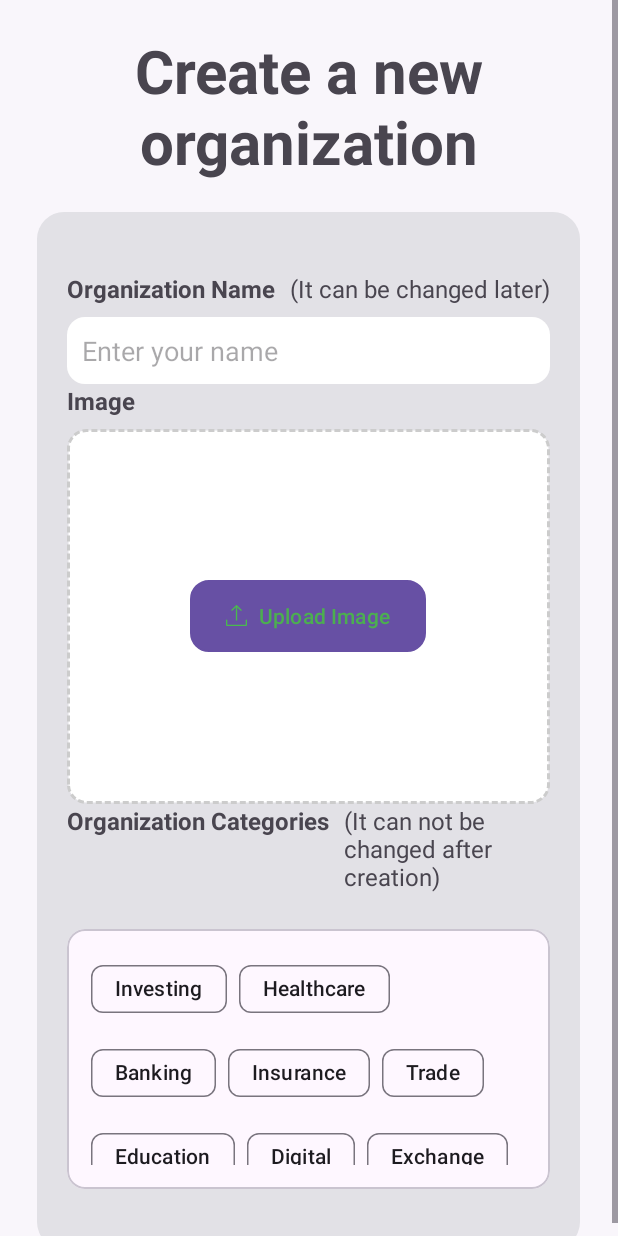
After one commit to quangthangit/Avoca-app, an Android app: the fragment CreateCommunitiesFragment shown on its own in the app's theme, on a phone screen of 412 x 824 dp. The commit adds this screen. Run offline under Robolectric (Android 15) with nearby library versions, the phone set to English and light mode, and no system bars.

Commit message:
CreateCommunitiesFragment

```diff
--- /dev/null
+++ b/app/src/main/java/com/example/avoca_app/fragment/CreateCommunitiesFragment.kt
@@ -0,0 +1,60 @@
+package com.example.avoca_app.fragment
+
+import android.os.Bundle
+import androidx.fragment.app.Fragment
+import android.view.LayoutInflater
+import android.view.View
+import android.view.ViewGroup
+import com.example.avoca_app.R
+
+// TODO: Rename parameter arguments, choose names that match
+// the fragment initialization parameters, e.g. ARG_ITEM_NUMBER
+private const val ARG_PARAM1 = "param1"
+private const val ARG_PARAM2 = "param2"
+
+/**
+ * A simple [Fragment] subclass.
+ * Use the [CreateCommunitiesFragment.newInstance] factory method to
+ * create an instance of this fragment.
+ */
+class CreateCommunitiesFragment : Fragment() {
+    // TODO: Rename and change types of parameters
+    private var param1: String? = null
+    private var param2: String? = null
+
+    override fun onCreate(savedInstanceState: Bundle?) {
+        super.onCreate(savedInstanceState)
+        arguments?.let {
+            param1 = it.getString(ARG_PARAM1)
+            param2 = it.getString(ARG_PARAM2)
+        }
+    }
+
+    override fun onCreateView(
+        inflater: LayoutInflater, container: ViewGroup?,
+        savedInstanceState: Bundle?
+    ): View? {
+        // Inflate the layout for this fragment
+        return inflater.inflate(R.layout.fragment_create_communities, container, false)
+    }
+
+    companion object {
+        /**
+         * Use this factory method to create a new instance of
+         * this fragment using the provided parameters.
+         *
+         * @param param1 Parameter 1.
+         * @param param2 Parameter 2.
+         * @return A new instance of fragment CreateCommunitiesFragment.
+         */
+        // TODO: Rename and change types and number of parameters
+        @JvmStatic
+        fun newInstance(param1: String, param2: String) =
+            CreateCommunitiesFragment().apply {
+                arguments = Bundle().apply {
+                    putString(ARG_PARAM1, param1)
+                    putString(ARG_PARAM2, param2)
+                }
+            }
+    }
+}
--- /dev/null
+++ b/app/src/main/res/drawable/box_background.xml
@@ -0,0 +1,9 @@
+<?xml version="1.0" encoding="utf-8"?>
+<shape xmlns:android="http://schemas.android.com/apk/res/android" android:shape="rectangle">
+    <solid android:color="#e2e1e6"></solid>
+    <corners android:radius="18dp"></corners>
+    <padding android:left="20dp"></padding>
+    <padding android:right="20dp"></padding>
+    <padding android:top="40dp"></padding>
+    <padding android:bottom="40dp"></padding>
+</shape>
--- /dev/null
+++ b/app/src/main/res/drawable/customize_edit_text.xml
@@ -0,0 +1,5 @@
+<?xml version="1.0" encoding="utf-8"?>
+<shape xmlns:android="http://schemas.android.com/apk/res/android" android:shape="rectangle">
+    <solid android:color="@color/white"></solid>
+    <corners android:radius="12dp"></corners>
+</shape>
--- /dev/null
+++ b/app/src/main/res/drawable/dashed_border.xml
@@ -0,0 +1,11 @@
+<?xml version="1.0" encoding="utf-8"?>
+<shape xmlns:android="http://schemas.android.com/apk/res/android"
+    android:shape="rectangle">
+    <solid android:color="@color/white"></solid>
+    <stroke
+        android:width="2dp"
+        android:color="#CCCCCC"
+        android:dashWidth="4dp"
+        android:dashGap="2dp"/>
+    <corners android:radius="12dp"></corners>
+</shape>
--- /dev/null
+++ b/app/src/main/res/drawable/upload_image_border.xml
@@ -0,0 +1,6 @@
+<?xml version="1.0" encoding="utf-8"?>
+<shape xmlns:android="http://schemas.android.com/apk/res/android" android:shape="rectangle">
+    <corners android:radius="12dp"></corners>
+    <solid android:color="@color/white"></solid>
+    <stroke android:color="#4CAF50" android:width="1dp"></stroke>
+</shape>
--- /dev/null
+++ b/app/src/main/res/drawable/upload_svgrepo_com.xml
@@ -0,0 +1,16 @@
+<vector xmlns:android="http://schemas.android.com/apk/res/android"
+    android:width="14dp"
+    android:height="14dp"
+    android:viewportWidth="384.97"
+    android:viewportHeight="384.97">
+  <path
+      android:strokeWidth="1"
+      android:pathData="M372.94,264.64c-6.64,0 -12.03,5.39 -12.03,12.03v84.21H24.06v-84.21c0,-6.64 -5.39,-12.03 -12.03,-12.03S0,270.03 0,276.67v96.24c0,6.64 5.39,12.03 12.03,12.03h360.91c6.64,0 12.03,-5.39 12.03,-12.03v-96.24C384.97,270.02 379.58,264.64 372.94,264.64z"
+      android:fillColor="#4cb950"
+      android:strokeColor="#4cb950"/>
+  <path
+      android:strokeWidth="1"
+      android:pathData="M117.07,103.51l63.46,-62.56v235.71c0,6.64 5.44,12.03 12.15,12.03c6.71,0 12.15,-5.39 12.15,-12.03V40.95l63.46,62.56c4.74,4.7 12.44,4.7 17.18,0c4.74,-4.7 4.75,-12.32 0,-17.01l-84.2,-83c-4.69,-4.66 -12.58,-4.61 -17.19,0L99.89,86.5c-4.75,4.7 -4.74,12.32 0,17.01C104.63,108.21 112.33,108.21 117.07,103.51z"
+      android:fillColor="#4cb950"
+      android:strokeColor="#4cb950"/>
+</vector>
--- /dev/null
+++ b/app/src/main/res/layout/fragment_create_communities.xml
@@ -0,0 +1,209 @@
+<?xml version="1.0" encoding="utf-8"?>
+<FrameLayout xmlns:android="http://schemas.android.com/apk/res/android"
+    xmlns:tools="http://schemas.android.com/tools"
+    android:layout_width="match_parent"
+    android:layout_height="match_parent"
+    tools:context=".fragment.CreateCommunitiesFragment">
+
+    <ScrollView
+        android:layout_width="match_parent"
+        android:layout_height="match_parent">
+        <LinearLayout
+            android:layout_width="match_parent"
+            android:layout_height="match_parent"
+            android:background="@color/background"
+            android:orientation="vertical">
+
+            <TextView
+                android:layout_width="wrap_content"
+                android:layout_height="wrap_content"
+                android:layout_gravity="center_horizontal"
+                android:maxLines="2"
+                android:text="Create a new organization"
+                android:textAlignment="center"
+                android:textSize="40dp"
+                android:textStyle="bold"
+                android:paddingVertical="20dp">
+            </TextView>
+            <FrameLayout
+                android:layout_width="wrap_content"
+                android:layout_height="match_parent"
+                android:layout_gravity="center_horizontal"
+                android:background="@drawable/box_background">
+
+                <LinearLayout
+                    android:layout_width="wrap_content"
+                    android:layout_height="wrap_content"
+                    android:weightSum="10"
+                    android:orientation="vertical">
+
+                    <LinearLayout
+                        android:layout_width="wrap_content"
+                        android:layout_height="wrap_content"
+                        android:orientation="vertical"
+                        android:layout_weight="1">
+                        <LinearLayout
+                            android:layout_width="wrap_content"
+                            android:layout_height="wrap_content"
+                            android:orientation="horizontal"
+                            android:layout_marginBottom="8dp">
+                            <TextView
+                                android:layout_width="wrap_content"
+                                android:layout_height="wrap_content"
+                                android:text="Organization Name"
+                                android:textSize="16dp"
+                                android:textStyle="bold"
+                                android:layout_marginRight="10dp">
+                            </TextView>
+                            <TextView
+                                android:layout_width="wrap_content"
+                                android:layout_height="wrap_content"
+                                android:text="(It can be changed later)"
+                                android:textSize="16dp"
+                                android:textStyle="normal">
+                            </TextView>
+                        </LinearLayout>
+                        <EditText
+                            android:layout_width="match_parent"
+                            android:layout_height="wrap_content"
+                            android:hint="Enter your name"
+                            android:background="@drawable/customize_edit_text"
+                            android:textSize="18dp"
+                            android:padding="10dp">
+                        </EditText>
+                    </LinearLayout>
+
+                    <LinearLayout
+                        android:layout_width="match_parent"
+                        android:layout_height="wrap_content"
+                        android:orientation="vertical"
+                        android:layout_weight="1">
+
+                        <TextView
+                            android:layout_width="wrap_content"
+                            android:layout_height="wrap_content"
+                            android:text="Image"
+                            android:textSize="16dp"
+                            android:textStyle="bold"
+                            android:layout_marginBottom="8dp">
+                        </TextView>
+                        <FrameLayout
+                            android:layout_width="match_parent"
+                            android:layout_height="250dp"
+                            android:background="@drawable/dashed_border"
+                            android:padding="16dp"
+                            android:layout_weight="1">
+
+                            <LinearLayout
+                                android:layout_width="match_parent"
+                                android:layout_height="match_parent"
+                                android:orientation="vertical"
+                                android:gravity="center">
+                                <Button
+                                    android:layout_width="wrap_content"
+                                    android:layout_height="wrap_content"
+                                    android:drawableLeft="@drawable/upload_svgrepo_com"
+                                    android:drawablePadding="8dp"
+                                    android:background="@drawable/upload_image_border"
+                                    android:text="Upload Image"
+                                    android:textColor="#4CAF50" />
+                            </LinearLayout>
+                        </FrameLayout>
+                    </LinearLayout>
+
+                    <LinearLayout
+                        android:layout_width="match_parent"
+                        android:layout_height="wrap_content"
+                        android:orientation="vertical"
+                        android:layout_weight="1">
+                        <LinearLayout
+                            android:layout_width="wrap_content"
+                            android:layout_height="wrap_content"
+                            android:orientation="horizontal"
+                            android:layout_marginBottom="8dp">
+                            <TextView
+                                android:layout_width="wrap_content"
+                                android:layout_height="wrap_content"
+                                android:text="Organization Categories"
+                                android:textSize="16dp"
+                                android:textStyle="bold"
+                                android:layout_marginRight="10dp">
+                            </TextView>
+                            <TextView
+                                android:layout_width="wrap_content"
+                                android:layout_height="wrap_content"
+                                android:text="(It can not be changed after creation)"
+                                android:textSize="16dp"
+                                android:textStyle="normal">
+                            </TextView>
+                        </LinearLayout>
+                        <com.google.android.material.card.MaterialCardView
+                            android:layout_width="match_parent"
+                            android:layout_height="wrap_content"
+                            android:layout_marginTop="16dp"
+                            android:background="@android:color/white">
+
+                            <com.google.android.material.chip.ChipGroup
+                                android:layout_width="match_parent"
+                                android:layout_height="wrap_content"
+                                android:padding="16dp">
+
+                                <com.google.android.material.chip.Chip
+                                    android:layout_width="wrap_content"
+                                    android:layout_height="wrap_content"
+                                    android:text="Investing"/>
+
+                                <com.google.android.material.chip.Chip
+                                    android:layout_width="wrap_content"
+                                    android:layout_height="wrap_content"
+                                    android:text="Healthcare"/>
+
+                                <com.google.android.material.chip.Chip
+                                    android:layout_width="wrap_content"
+                                    android:layout_height="wrap_content"
+                                    android:text="Banking"/>
+
+                                <com.google.android.material.chip.Chip
+                                    android:layout_width="wrap_content"
+                                    android:layout_height="wrap_content"
+                                    android:text="Insurance"/>
+
+                                <com.google.android.material.chip.Chip
+                                    android:layout_width="wrap_content"
+                                    android:layout_height="wrap_content"
+                                    android:text="Trade"/>
+
+                                <com.google.android.material.chip.Chip
+                                    android:layout_width="wrap_content"
+                                    android:layout_height="wrap_content"
+                                    android:text="Education"/>
+
+                                <com.google.android.material.chip.Chip
+                                    android:layout_width="wrap_content"
+                                    android:layout_height="wrap_content"
+                                    android:text="Digital"/>
+
+                                <com.google.android.material.chip.Chip
+                                    android:layout_width="wrap_content"
+                                    android:layout_height="wrap_content"
+                                    android:text="Exchange"/>
+
+                                <com.google.android.material.chip.Chip
+                                    android:layout_width="wrap_content"
+                                    android:layout_height="wrap_content"
+                                    android:text="Ecommerce"/>
+                            </com.google.android.material.chip.ChipGroup>
+                        </com.google.android.material.card.MaterialCardView>
+
+
+                    </LinearLayout>
+
+
+
+
+                </LinearLayout>
+            </FrameLayout>
+
+        </LinearLayout>
+    </ScrollView>
+</FrameLayout>
--- a/app/src/main/res/values/colors.xml
+++ b/app/src/main/res/values/colors.xml
@@ -3,4 +3,5 @@
     <color name="black">#FF000000</color>
     <color name="white">#FFFFFFFF</color>
     <color name="red">#ff4d4f</color>
+    <color name="background">#f9f6fb</color>
 </resources>
```
